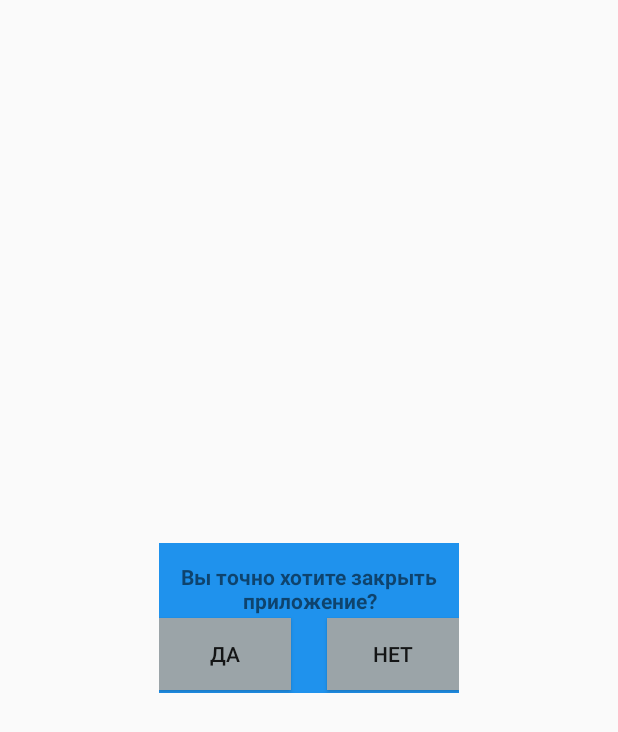
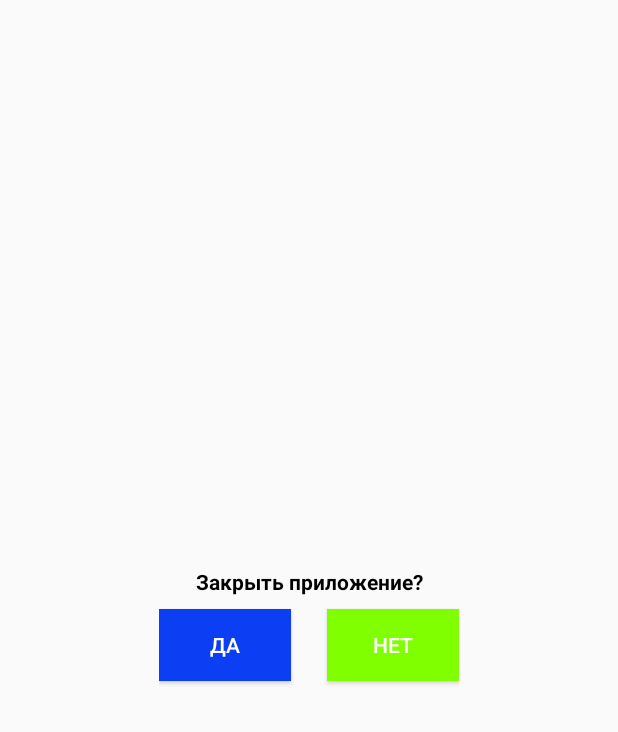
Before and after one commit to MadMakZa/LifeSource, an Android app: the layout dialog.xml on its own in the app's theme, with its tools: preview values and no code run, on a phone screen of 412 x 824 dp. Shown: the top 732 px of the screen. Run offline under Robolectric (Android 15) with nearby library versions, the phone set to English and light mode, and no system bars.

Commit message:
add dialog window stage 3

```diff
--- a/app/src/main/res/layout/dialog.xml
+++ b/app/src/main/res/layout/dialog.xml
@@ -9,7 +9,7 @@
     <androidx.constraintlayout.widget.ConstraintLayout
         android:layout_width="200dp"
         android:layout_height="100dp"
-        android:background="@color/title_color"
+        android:background="@color/question_color"
         app:layout_constraintBottom_toBottomOf="parent"
         app:layout_constraintEnd_toEndOf="parent"
         app:layout_constraintStart_toStartOf="parent"
@@ -21,7 +21,8 @@
             android:layout_height="wrap_content"
             android:fontFamily="sans-serif"
             android:gravity="center"
-            android:text="Вы точно хотите закрыть приложение?"
+            android:text="Закрыть приложение?"
+            android:textColor="@android:color/black"
             android:textStyle="bold"
             app:layout_constraintBottom_toBottomOf="parent"
             app:layout_constraintEnd_toEndOf="parent"
@@ -33,9 +34,10 @@
             android:id="@+id/button_yes"
             android:layout_width="wrap_content"
             android:layout_height="wrap_content"
+            android:background="@color/page_color_blue"
             android:onClick="onClickYes"
-            android:background="@color/button_color"
             android:text="Да"
+            android:textColor="@android:color/background_light"
             app:layout_constraintBottom_toBottomOf="parent"
             app:layout_constraintStart_toStartOf="parent"
             app:layout_constraintTop_toBottomOf="@+id/questionTextView" />
@@ -44,9 +46,10 @@
             android:id="@+id/button_no"
             android:layout_width="wrap_content"
             android:layout_height="wrap_content"
+            android:background="@color/page_color_green"
             android:onClick="onClickNo"
-            android:background="@color/button_color"
             android:text="Нет"
+            android:textColor="@android:color/background_light"
             app:layout_constraintBottom_toBottomOf="parent"
             app:layout_constraintEnd_toEndOf="parent"
             app:layout_constraintTop_toBottomOf="@+id/questionTextView" />
--- a/app/src/main/res/values/colors.xml
+++ b/app/src/main/res/values/colors.xml
@@ -6,4 +6,7 @@
     <color name="title_color">#1F92ED</color>
     <color name="button_color">#9BA4A8</color>
     <color name="question_color">#12FFFFFF</color>
+    <color name="page_color_blue">#0C3EF3</color>
+    <color name="page_color_green">#80FF00</color>
+
 </resources>
```
